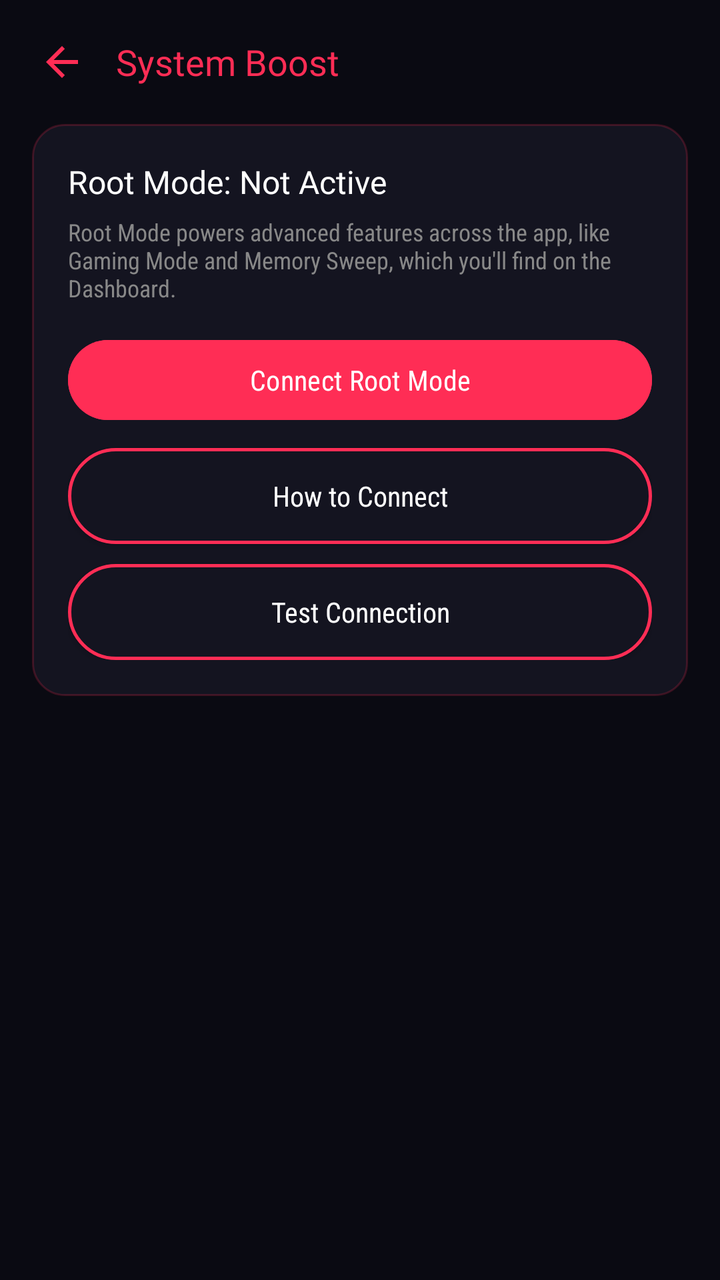
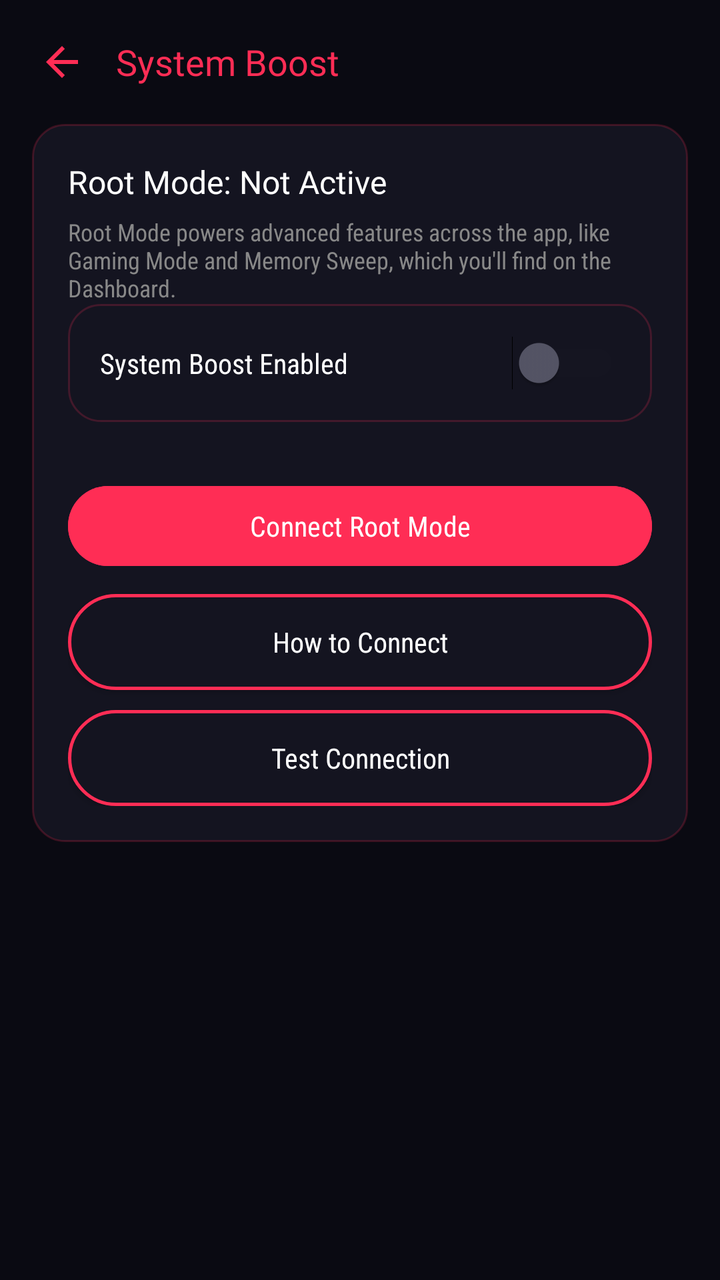

Two renders of the same Android screen: before a commit and after it. Below are the layout's source before the change and the commit's diff.
<!-- AndroidManifest.xml: activity theme Theme.RyuuTools -->
<!-- res/layout/activity_system_boost.xml -->
<?xml version="1.0" encoding="utf-8"?>
<androidx.core.widget.NestedScrollView xmlns:android="http://schemas.android.com/apk/res/android"
    xmlns:app="http://schemas.android.com/apk/res-auto"
    android:layout_width="match_parent" android:layout_height="match_parent" android:background="@color/bg_dark">
    <LinearLayout android:layout_width="match_parent" android:layout_height="wrap_content" android:orientation="vertical" android:padding="16dp">

        <LinearLayout android:layout_width="match_parent" android:layout_height="wrap_content" android:orientation="horizontal" android:gravity="center_vertical" android:layout_marginBottom="16dp">
            <ImageButton android:id="@+id/btnBack" android:layout_width="30dp" android:layout_height="30dp" android:background="@android:color/transparent" android:src="@drawable/ic_back" android:tint="@color/neon_cyan" android:contentDescription="Back" />
            <TextView android:layout_width="wrap_content" android:layout_height="wrap_content" android:layout_marginStart="12dp" android:text="System Boost" android:textColor="@color/neon_cyan" android:textSize="18sp" android:fontFamily="@font/orbitron_bold" />
        </LinearLayout>

        <LinearLayout android:layout_width="match_parent" android:layout_height="wrap_content" android:orientation="vertical" android:background="@drawable/bg_card_rounded" android:padding="18dp">

            <TextView android:id="@+id/tvRootModeStatus" android:layout_width="wrap_content" android:layout_height="wrap_content" android:text="Root Mode: Not Active" android:textColor="@color/text_white" android:textSize="16sp" android:fontFamily="@font/orbitron_bold" />

            <TextView android:layout_width="match_parent" android:layout_height="wrap_content" android:layout_marginTop="6dp" android:text="Root Mode powers advanced features across the app, like Gaming Mode and Memory Sweep, which you'll find on the Dashboard." android:textColor="#888888" android:textSize="12sp" android:fontFamily="sans-serif-condensed" />

            <Button android:id="@+id/btnConnectRootMode" android:layout_width="match_parent" android:layout_height="wrap_content" android:layout_marginTop="14dp" android:text="Connect Root Mode" android:backgroundTint="@color/neon_cyan" android:textColor="@color/text_white" android:fontFamily="sans-serif-condensed" />

            <androidx.appcompat.widget.AppCompatButton
                android:id="@+id/btnHowTo"
                android:layout_width="match_parent"
                android:layout_height="wrap_content"
                android:layout_marginTop="10dp"
                android:paddingTop="12dp"
                android:paddingBottom="12dp"
                android:gravity="center"
                android:text="How to Connect"
                android:background="@drawable/bg_button_outline_cyan"
                app:backgroundTint="@null"
                android:textColor="@color/text_white"
                android:textAllCaps="false"
                android:fontFamily="sans-serif-condensed" />

            <androidx.appcompat.widget.AppCompatButton
                android:id="@+id/btnTestConnection"
                android:layout_width="match_parent"
                android:layout_height="wrap_content"
                android:layout_marginTop="10dp"
                android:paddingTop="12dp"
                android:paddingBottom="12dp"
                android:gravity="center"
                android:text="Test Connection"
                android:background="@drawable/bg_button_outline_purple"
                app:backgroundTint="@null"
                android:textColor="@color/text_white"
                android:textAllCaps="false"
                android:fontFamily="sans-serif-condensed" />

        </LinearLayout>

    </LinearLayout>
</androidx.core.widget.NestedScrollView>
<!-- resources referenced by this layout -->
<resources>
  <color name="bg_dark">#0A0A12</color>
  <color name="neon_cyan">#FF2D55</color>
  <color name="text_white">#FFFFFF</color>
  <!-- drawable bg_button_outline_cyan (drawable) -->
  <?xml version="1.0" encoding="utf-8"?>
  <shape xmlns:android="http://schemas.android.com/apk/res/android">
      <solid android:color="#141420" />
      <corners android:radius="24dp" />
      <stroke android:width="1.5dp" android:color="@color/neon_cyan" />
  </shape>
  <!-- drawable bg_button_outline_purple (drawable) -->
  <?xml version="1.0" encoding="utf-8"?>
  <shape xmlns:android="http://schemas.android.com/apk/res/android">
      <solid android:color="#141420" />
      <corners android:radius="24dp" />
      <stroke android:width="1.5dp" android:color="@color/neon_purple" />
  </shape>
  <!-- drawable bg_card_rounded (drawable) -->
  <?xml version="1.0" encoding="utf-8"?>
  <shape xmlns:android="http://schemas.android.com/apk/res/android">
      <solid android:color="#141420" />
      <corners android:radius="16dp" />
      <stroke android:width="1dp" android:color="#33FF2D55" />
  </shape>
  <!-- drawable ic_back (drawable) -->
  <vector xmlns:android="http://schemas.android.com/apk/res/android"
      android:width="24dp" android:height="24dp"
      android:viewportWidth="24" android:viewportHeight="24">
      <path android:fillColor="#FFFFFF" android:pathData="M20,11L7.83,11l5.59,-5.59L12,4l-8,8 8,8 1.41,-1.41L7.83,13L20,13z"/>
  </vector>
  <style name="Theme.RyuuTools" parent="Theme.Material3.Dark.NoActionBar">
          <item name="android:windowBackground">@color/bg_dark</item>
          <item name="colorPrimary">@color/neon_cyan</item>
          <item name="colorSecondary">@color/neon_purple</item>
          <item name="android:statusBarColor">@color/bg_dark</item>
          <item name="android:navigationBarColor">@color/bg_dark</item>
      </style>
  <color name="neon_purple">#FF2D55</color>
</resources>

<!-- the commit's change to res/layout/activity_system_boost.xml (unified diff, before → after) -->
@@ -15,6 +15,30 @@
 
             <TextView android:layout_width="match_parent" android:layout_height="wrap_content" android:layout_marginTop="6dp" android:text="Root Mode powers advanced features across the app, like Gaming Mode and Memory Sweep, which you'll find on the Dashboard." android:textColor="#888888" android:textSize="12sp" android:fontFamily="sans-serif-condensed" />
 
+            <LinearLayout
+    android:layout_width="match_parent"
+    android:layout_height="wrap_content"
+    android:orientation="horizontal"
+    android:gravity="center_vertical"
+    android:background="@drawable/bg_card_rounded"
+    android:padding="16dp"
+    android:layout_marginBottom="14dp">
+    <TextView
+        android:layout_width="0dp"
+        android:layout_height="wrap_content"
+        android:layout_weight="1"
+        android:text="System Boost Enabled"
+        android:textColor="@color/text_white"
+        android:textSize="14sp"
+        android:fontFamily="sans-serif-condensed" />
+    <Switch
+        android:id="@+id/switchSystemBoostEnabled"
+        android:layout_width="wrap_content"
+        android:layout_height="wrap_content"
+        android:thumbTint="@color/switch_thumb_selector"
+        android:trackTint="@color/switch_track_selector" />
+</LinearLayout>
+            
             <Button android:id="@+id/btnConnectRootMode" android:layout_width="match_parent" android:layout_height="wrap_content" android:layout_marginTop="14dp" android:text="Connect Root Mode" android:backgroundTint="@color/neon_cyan" android:textColor="@color/text_white" android:fontFamily="sans-serif-condensed" />
 
             <androidx.appcompat.widget.AppCompatButton
